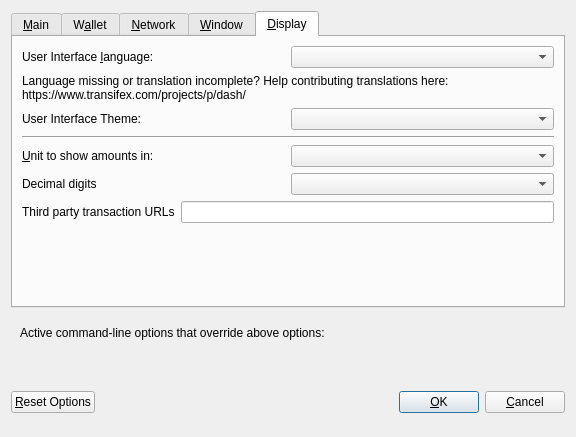
Above: src/qt/forms/optionsdialog.ui from djonstep/dash before the change. Below: the same form after it.
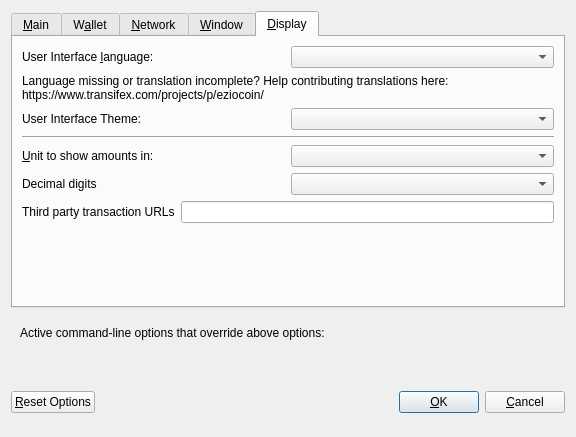
That is the form after the change. The open tabs and pages were chosen to show the change. Custom widgets are drawn as their Qt base class.

Commit message: Rename dash to eziocoin

Diff of the .ui file:
```diff
--- a/src/qt/forms/optionsdialog.ui
+++ b/src/qt/forms/optionsdialog.ui
@@ -703,7 +703,7 @@
          </property>
          <property name="text">
           <string>Language missing or translation incomplete? Help contributing translations here:
-https://www.transifex.com/projects/p/dash/</string>
+https://www.transifex.com/projects/p/eziocoin/</string>
          </property>
          <property name="wordWrap">
           <bool>true</bool>
```
The commit also changes 289 other files.
